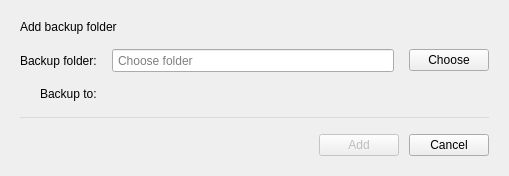
The window that src/MEGASync/gui/macx/AddBackupDialog.ui (meganz/MEGAsync) describes before a commit, drawn with Qt 5.
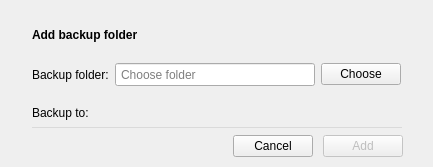
The same window after the commit.

Diff of the .ui file:
```diff
--- a/src/MEGASync/gui/macx/AddBackupDialog.ui
+++ b/src/MEGASync/gui/macx/AddBackupDialog.ui
@@ -6,8 +6,8 @@
    <rect>
     <x>0</x>
     <y>0</y>
-    <width>509</width>
-    <height>176</height>
+    <width>511</width>
+    <height>217</height>
    </rect>
   </property>
   <property name="windowTitle">
@@ -54,24 +54,36 @@
   </property>
   <layout class="QVBoxLayout" name="verticalLayout">
    <property name="spacing">
-    <number>15</number>
+    <number>-1</number>
+   </property>
+   <property name="sizeConstraint">
+    <enum>QLayout::SetFixedSize</enum>
    </property>
    <property name="leftMargin">
-    <number>20</number>
+    <number>0</number>
    </property>
    <property name="topMargin">
-    <number>20</number>
+    <number>28</number>
    </property>
    <property name="rightMargin">
-    <number>20</number>
+    <number>0</number>
    </property>
    <property name="bottomMargin">
-    <number>20</number>
+    <number>10</number>
    </property>
    <item>
     <widget class="QLabel" name="embeddedTitleLabel">
+     <property name="font">
+      <font>
+       <weight>75</weight>
+       <bold>true</bold>
+      </font>
+     </property>
      <property name="styleSheet">
-      <string notr="true"/>
+      <string notr="true">#embeddedTitleLabel{
+margin-left: 29px;
+margin-right: 29px;
+}</string>
      </property>
      <property name="text">
       <string>Add backup folder</string>
@@ -80,12 +92,21 @@
    </item>
    <item>
     <layout class="QGridLayout" name="gridLayout">
-     <property name="bottomMargin">
-      <number>0</number>
+     <property name="leftMargin">
+      <number>32</number>
      </property>
-     <property name="verticalSpacing">
+     <property name="topMargin">
       <number>15</number>
      </property>
+     <property name="rightMargin">
+      <number>32</number>
+     </property>
+     <property name="bottomMargin">
+      <number>0</number>
+     </property>
+     <property name="verticalSpacing">
+      <number>20</number>
+     </property>
      <item row="0" column="0">
       <widget class="QLabel" name="label_2">
        <property name="text">
@@ -122,7 +143,7 @@
        </property>
       </widget>
      </item>
-     <item row="1" column="0" alignment="Qt::AlignRight|Qt::AlignTop">
+     <item row="1" column="0" alignment="Qt::AlignLeft|Qt::AlignTop">
       <widget class="QLabel" name="label_3">
        <property name="text">
         <string>Backup to:</string>
@@ -149,6 +170,8 @@
      <property name="styleSheet">
       <string notr="true">*{
 color:#dadada;
+margin-left: 32px;
+margin-right: 32px;
 }</string>
      </property>
      <property name="frameShadow">
@@ -164,9 +187,15 @@
      <property name="spacing">
       <number>10</number>
      </property>
+     <property name="leftMargin">
+      <number>30</number>
+     </property>
      <property name="topMargin">
       <number>0</number>
      </property>
+     <property name="rightMargin">
+      <number>30</number>
+     </property>
      <property name="bottomMargin">
       <number>0</number>
      </property>
@@ -183,6 +212,13 @@
        </property>
       </spacer>
      </item>
+     <item>
+      <widget class="QPushButton" name="cancelButton">
+       <property name="text">
+        <string>Cancel</string>
+       </property>
+      </widget>
+     </item>
      <item>
       <widget class="QPushButton" name="addButton">
        <property name="enabled">
@@ -196,13 +232,6 @@
        </property>
       </widget>
      </item>
-     <item>
-      <widget class="QPushButton" name="cancelButton">
-       <property name="text">
-        <string>Cancel</string>
-       </property>
-      </widget>
-     </item>
     </layout>
    </item>
   </layout>
```
